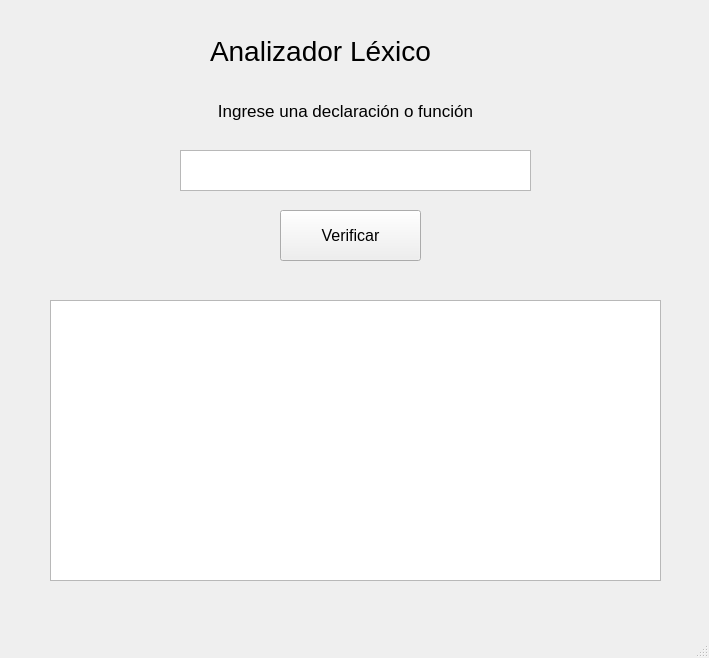
The window that vista.ui (203437-A/Analizador_Lexico_Sintactico_Semantico) describes before a commit, drawn with Qt 5.
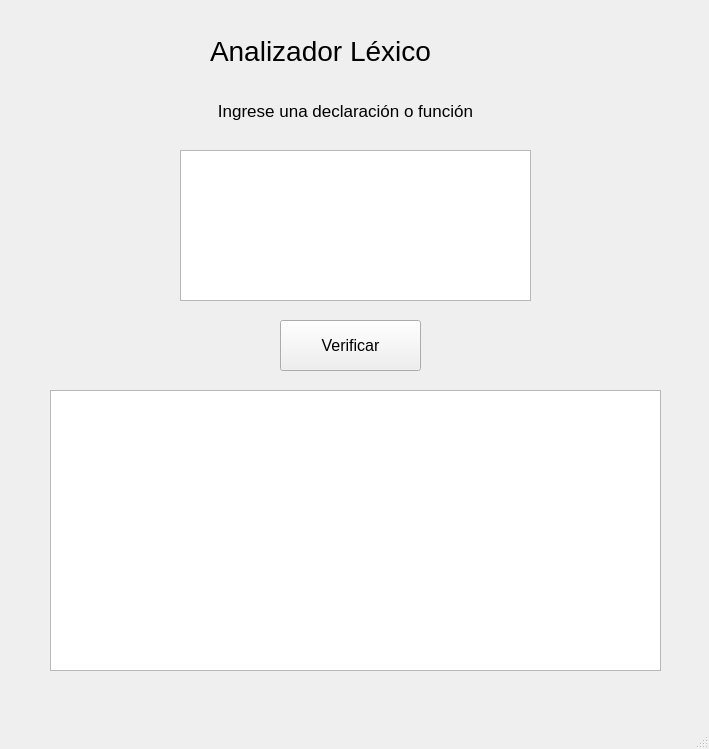
The same window after the commit.

Commit message: fix function error

```diff
--- a/vista.ui
+++ b/vista.ui
@@ -7,7 +7,7 @@
     <x>0</x>
     <y>0</y>
     <width>709</width>
-    <height>658</height>
+    <height>749</height>
    </rect>
   </property>
   <property name="windowTitle">
@@ -38,7 +38,7 @@
       <x>180</x>
       <y>150</y>
       <width>351</width>
-      <height>41</height>
+      <height>151</height>
      </rect>
     </property>
     <property name="font">
@@ -75,7 +75,7 @@
     <property name="geometry">
      <rect>
       <x>280</x>
-      <y>210</y>
+      <y>320</y>
       <width>141</width>
       <height>51</height>
      </rect>
@@ -93,7 +93,7 @@
     <property name="geometry">
      <rect>
       <x>50</x>
-      <y>300</y>
+      <y>390</y>
       <width>611</width>
       <height>281</height>
      </rect>
```
The commit also changes 2 other files.
